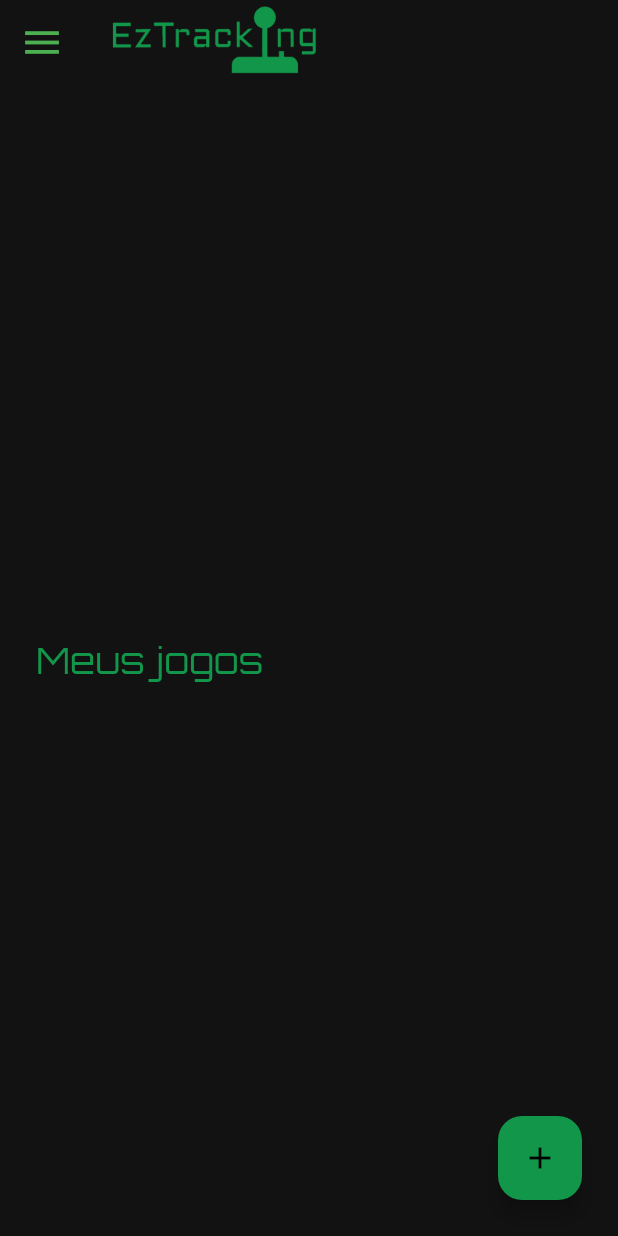
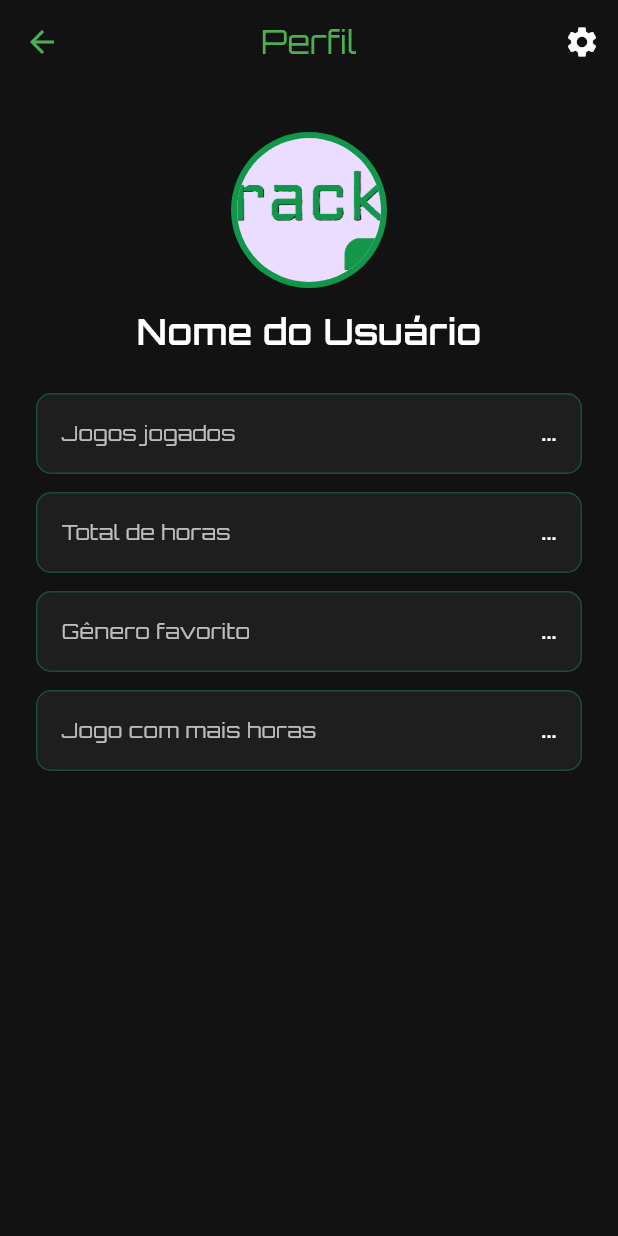
Before and after one commit to gmalisse/ez_tracking, a Flutter app: the HomePage screen opened directly, after a tap on the "menu" icon, after a tap on "Perfil", on a phone screen of 412 x 824 dp. Run offline on Flutter 3.47's test engine with Material 3 defaults, Android fonts, the phone set to English and light mode, and no system bars.

Commit message:
Adicionada página de perfil do usuário

```diff
--- a/lib/main.dart
+++ b/lib/main.dart
@@ -167,7 +167,7 @@ class _HomePageState extends State<HomePage> {
         backgroundColor: const Color(0xFF1E1E1E),
         child: Column(
           children: [
-            Container(
+            SizedBox(
               height: 120,
               child: Center(
                 child: Image.asset(
@@ -213,6 +213,12 @@ class _HomePageState extends State<HomePage> {
                     ),
                     onTap: () {
                       Navigator.pop(context);
+                      Navigator.push(
+                        context,
+                        MaterialPageRoute(
+                          builder: (context) => const ProfilePage(),
+                        ),
+                      );
                     },
                   ),
                 ],
@@ -287,3 +293,174 @@ class _HomePageState extends State<HomePage> {
     );
   }
 }
+
+class ProfilePage extends StatelessWidget {
+  const ProfilePage({super.key});
+
+  @override
+  Widget build(BuildContext context) {
+    const green = Color(0xFF12964A);
+
+    return Scaffold(
+      backgroundColor: const Color(0xFF121212),
+      appBar: AppBar(
+        backgroundColor: const Color(0xFF121212),
+        elevation: 0,
+        iconTheme: const IconThemeData(color: Colors.green),
+        title: const Text(
+          'Perfil',
+          style: TextStyle(fontFamily: 'Orbitron', color: Colors.green),
+        ),
+        centerTitle: true,
+        actions: [
+          IconButton(
+            icon: const Icon(Icons.settings, color: Colors.white),
+            onPressed: () {
+              Navigator.push(
+                context,
+                MaterialPageRoute(
+                  builder: (context) => const EditProfilePage(),
+                ),
+              );
+            },
+          ),
+        ],
+      ),
+      body: SingleChildScrollView(
+        padding: const EdgeInsets.symmetric(horizontal: 24, vertical: 16),
+        child: Column(
+          crossAxisAlignment: CrossAxisAlignment.center,
+          children: [
+            const SizedBox(height: 16),
+            CircleAvatar(
+              radius: 52,
+              backgroundColor: green,
+              child: CircleAvatar(
+                radius: 48,
+                backgroundImage: const AssetImage('assets/logo.png'),
+              ),
+            ),
+            const SizedBox(height: 12),
+            const Text(
+              'Nome do Usuário',
+              style: TextStyle(
+                color: Colors.white,
+                fontFamily: 'Orbitron',
+                fontSize: 24,
+                fontWeight: FontWeight.w600,
+              ),
+            ),
+            const SizedBox(height: 24),
+            _profileStat('Jogos jogados', '...', green),
+            _profileStat('Total de horas', '...', green),
+            _profileStat('Gênero favorito', '...', green),
+            _profileStat('Jogo com mais horas', '...', green),
+          ],
+        ),
+      ),
+    );
+  }
+}
+
+Widget _profileStat(String label, String value, Color green) {
+  return Container(
+    margin: const EdgeInsets.only(bottom: 12),
+    padding: const EdgeInsets.all(16),
+    decoration: BoxDecoration(
+      color: const Color(0xFF1E1E1E),
+      borderRadius: BorderRadius.circular(10),
+      border: Border.all(color: green.withAlpha((0.4 * 255).round())),
+    ),
+    child: Row(
+      mainAxisAlignment: MainAxisAlignment.spaceBetween,
+      children: [
+        Text(
+          label,
+          style: const TextStyle(color: Colors.white70, fontFamily: 'Orbitron'),
+        ),
+        Text(
+          value,
+          style: const TextStyle(
+            color: Colors.white,
+            fontFamily: 'Orbitron',
+            fontWeight: FontWeight.w700,
+          ),
+        ),
+      ],
+    ),
+  );
+}
+
+class EditProfilePage extends StatefulWidget {
+  const EditProfilePage({super.key});
+
+  @override
+  State<EditProfilePage> createState() => _EditProfilePageState();
+}
+
+class _EditProfilePageState extends State<EditProfilePage> {
+  final TextEditingController _nameController = TextEditingController(text: '');
+
+  @override
+  Widget build(BuildContext context) {
+    const green = Color(0xFF12964A);
+
+    return Scaffold(
+      appBar: AppBar(
+        backgroundColor: const Color(0xFF121212),
+        elevation: 0,
+        title: const Text(
+          'Editar Perfil',
+          style: TextStyle(fontFamily: 'Orbitron'),
+        ),
+        centerTitle: true,
+      ),
+      backgroundColor: const Color(0xFF121212),
+      body: Padding(
+        padding: const EdgeInsets.all(24.0),
+        child: Column(
+          crossAxisAlignment: CrossAxisAlignment.start,
+          children: [
+            const Text(
+              'Nome',
+              style: TextStyle(color: Colors.white70, fontFamily: 'Orbitron'),
+            ),
+            const SizedBox(height: 8),
+            TextField(
+              controller: _nameController,
+              style: const TextStyle(color: Colors.white),
+              decoration: InputDecoration(
+                filled: true,
+                fillColor: const Color(0xFF1E1E1E),
+                border: OutlineInputBorder(
+                  borderRadius: BorderRadius.circular(10),
+                  borderSide: BorderSide.none,
+                ),
+              ),
+            ),
+            const SizedBox(height: 24),
+            SizedBox(
+              width: double.infinity,
+              child: ElevatedButton(
+                onPressed: () {
+                  Navigator.pop(context);
+                },
+                style: ElevatedButton.styleFrom(
+                  backgroundColor: green,
+                  padding: const EdgeInsets.symmetric(vertical: 14),
+                  shape: RoundedRectangleBorder(
+                    borderRadius: BorderRadius.circular(10),
+                  ),
+                ),
+                child: const Text(
+                  'Salvar',
+                  style: TextStyle(fontFamily: 'Orbitron'),
+                ),
+              ),
+            ),
+          ],
+        ),
+      ),
+    );
+  }
+}
```
